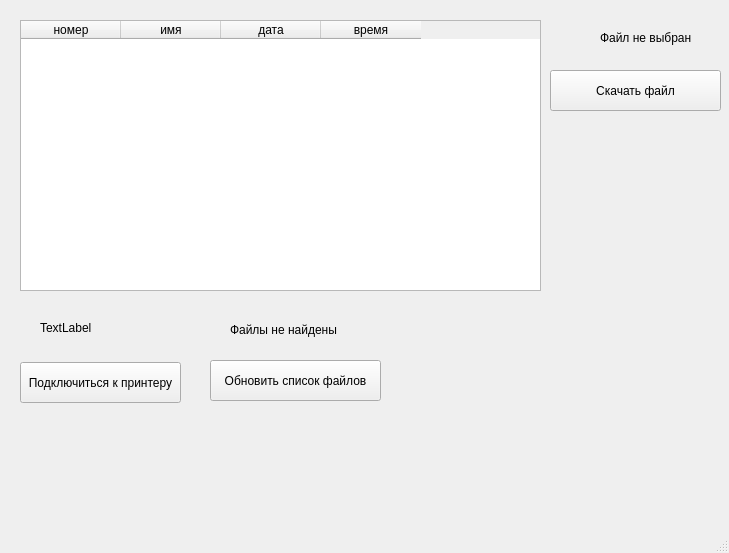
This is wind.ui in monstruator/printer_parse as Qt 5 draws it before an edit. The edited form follows.
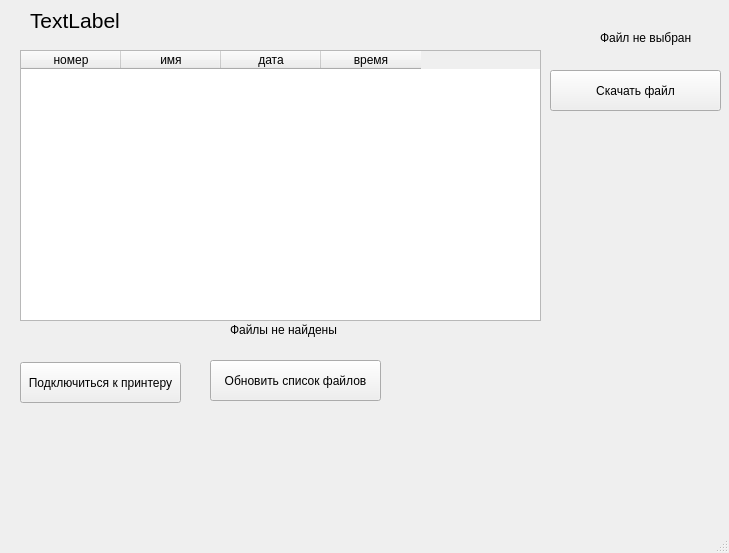
This is the edited form.

Commit message: поиск принтеров и раздельная работа

What changed in the file:
```diff
--- a/wind.ui
+++ b/wind.ui
@@ -33,12 +33,17 @@
    <widget class="QLabel" name="label">
     <property name="geometry">
      <rect>
-      <x>40</x>
-      <y>320</y>
-      <width>121</width>
-      <height>16</height>
+      <x>30</x>
+      <y>5</y>
+      <width>411</width>
+      <height>31</height>
      </rect>
     </property>
+    <property name="font">
+     <font>
+      <pointsize>16</pointsize>
+     </font>
+    </property>
     <property name="text">
      <string>TextLabel</string>
     </property>
@@ -73,7 +78,7 @@
     <property name="geometry">
      <rect>
       <x>20</x>
-      <y>20</y>
+      <y>50</y>
       <width>521</width>
       <height>271</height>
      </rect>
```
The commit also changes 2 other files.
